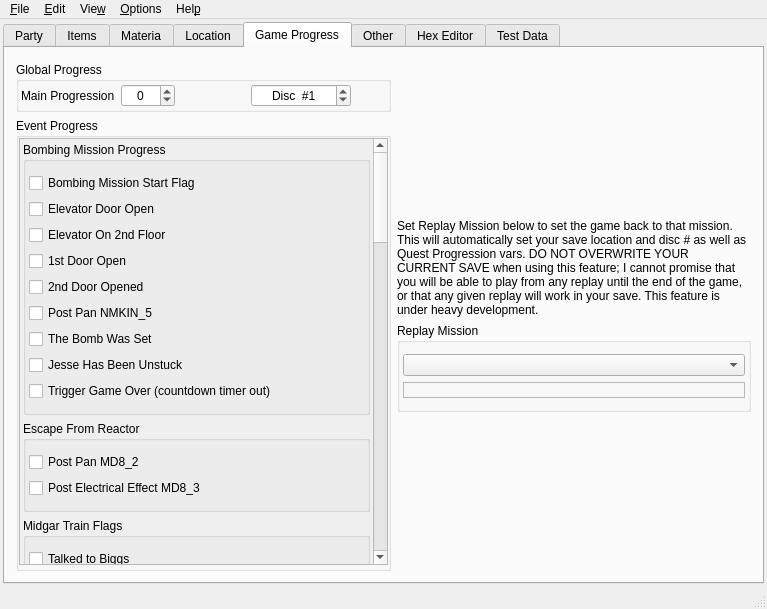
Old version of the form mainwindow.ui in the repository sithlord48/blackchocobo.
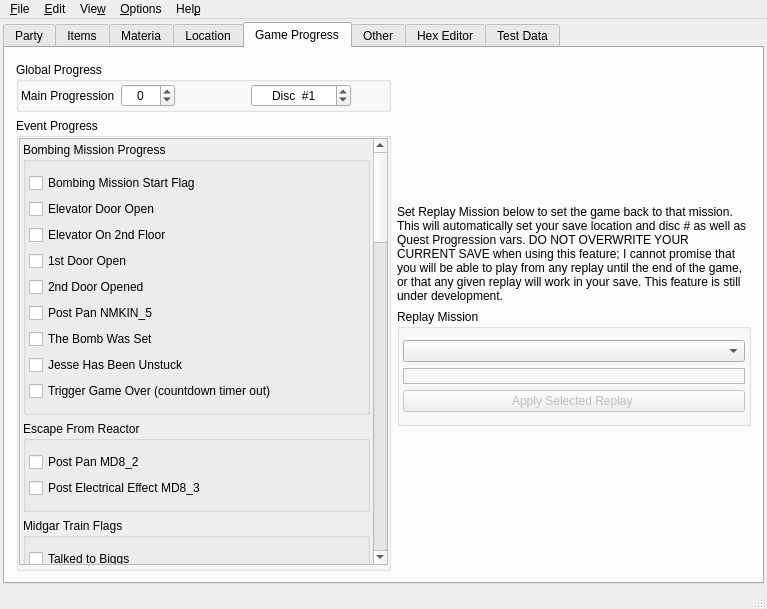
New version of the form. The open tabs and pages were chosen to show the change. Icons and pictures are not drawn.

Commit message: MainWindow:   +: Apply Button for Mission Replay.   Fix CID: 48457 - Report if loadFile fails when importing slot from file   Fix CID: 48458 - Flashback now sets y.cloud to the correct slot qhexedit:   Fix CID: 48459 - Initlize members in QHexEdit   Fix CID: 48460 - Initlize members in commands structure ff7tk sync: https://github.com/sithlord48/ff7tk/commit/c91642cff6b3475ac5487679650ab8cb85007f48

```diff
--- a/mainwindow.ui
+++ b/mainwindow.ui
@@ -3469,7 +3469,7 @@
           <item>
            <widget class="QLabel" name="label_172">
             <property name="text">
-             <string>Set Replay Mission below to set the game back to that mission. This will automatically set your save location and disc # as well as Quest Progression vars. DO NOT OVERWRITE YOUR CURRENT SAVE when using this feature; I cannot promise that you will be able to play from any replay until the end of the game, or that any given replay will work in your save. This feature is under heavy development.</string>
+             <string>Set Replay Mission below to set the game back to that mission. This will automatically set your save location and disc # as well as Quest Progression vars. DO NOT OVERWRITE YOUR CURRENT SAVE when using this feature; I cannot promise that you will be able to play from any replay until the end of the game, or that any given replay will work in your save. This feature is still under development.</string>
             </property>
             <property name="wordWrap">
              <bool>true</bool>
@@ -3535,6 +3535,16 @@
                </property>
               </widget>
              </item>
+             <item>
+              <widget class="QPushButton" name="btnReplay">
+               <property name="enabled">
+                <bool>false</bool>
+               </property>
+               <property name="text">
+                <string>Apply Selected Replay </string>
+               </property>
+              </widget>
+             </item>
             </layout>
            </widget>
           </item>
```
Left out of the diff: 16 changed lines with no effect on the pictures. The commit also changes 7 other files.
